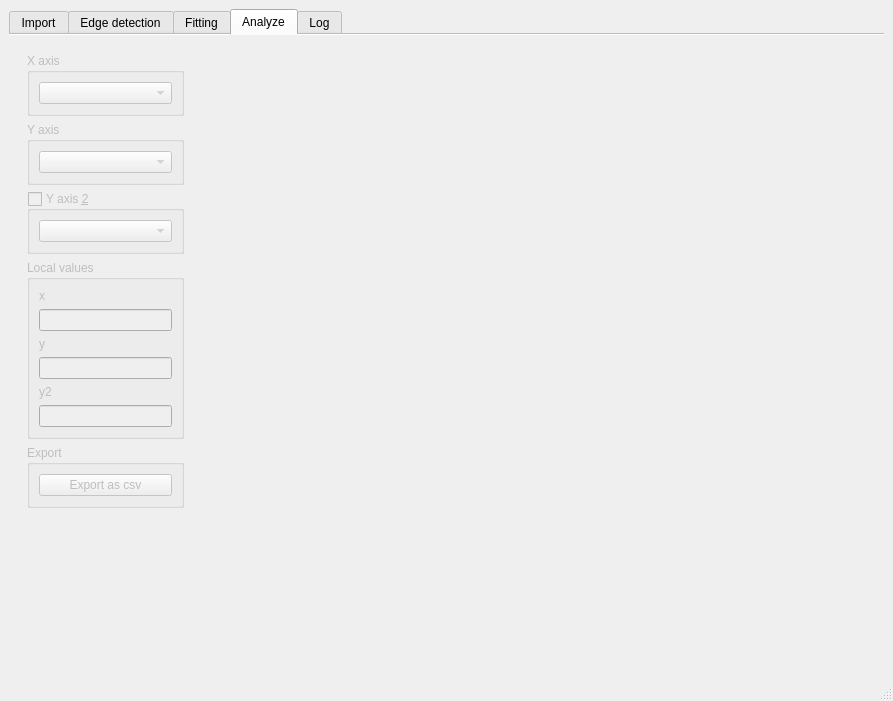
The window that pyDSAqt5/design.ui (galaunay/pyDSA_gui) describes before a commit, drawn with Qt 5.
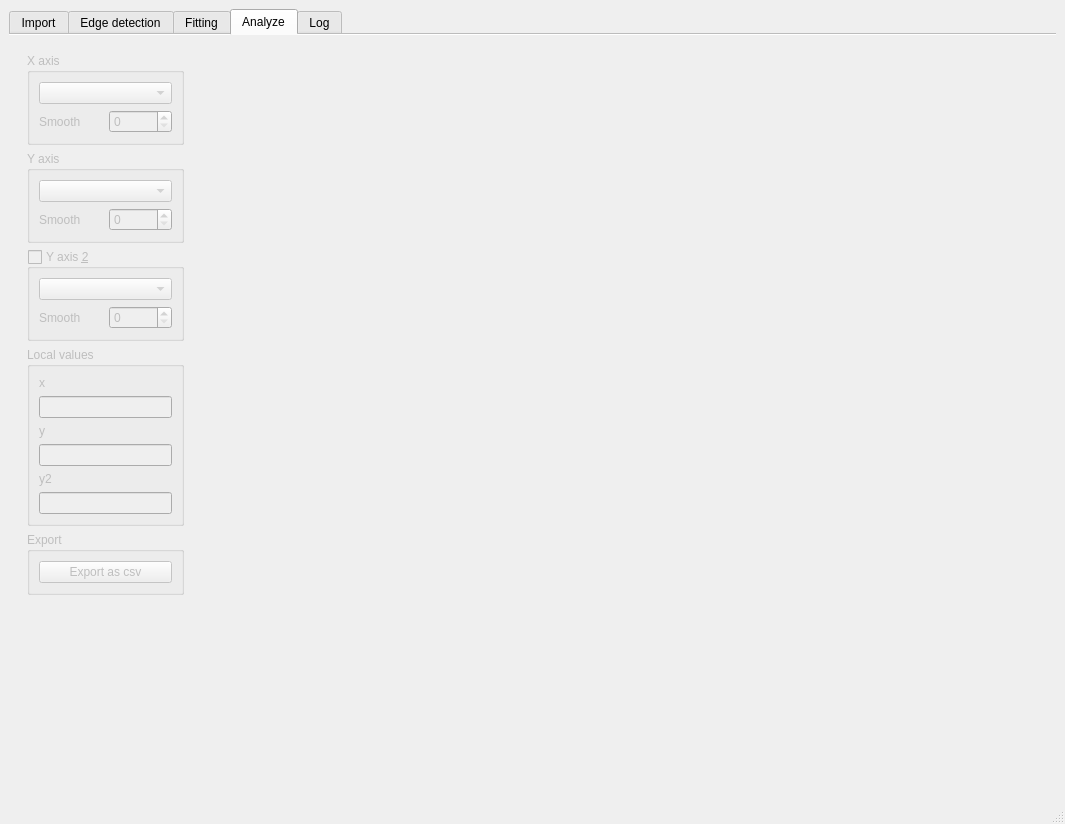
The same window after the commit. The open tabs and pages were chosen to show the change. Custom widgets are drawn as their Qt base class.

Commit message: Add possibility to smooth plottable quantities

What changed in the file:
```diff
--- a/pyDSAqt5/design.ui
+++ b/pyDSAqt5/design.ui
@@ -6,8 +6,8 @@
    <rect>
     <x>0</x>
     <y>0</y>
-    <width>893</width>
-    <height>701</height>
+    <width>1065</width>
+    <height>824</height>
    </rect>
   </property>
   <property name="windowTitle">
@@ -1267,6 +1267,30 @@
                 </property>
                </widget>
               </item>
+              <item>
+               <layout class="QHBoxLayout" name="horizontalLayout_14">
+                <property name="topMargin">
+                 <number>0</number>
+                </property>
+                <item>
+                 <widget class="QLabel" name="label_23">
+                  <property name="text">
+                   <string>Smooth</string>
+                  </property>
+                 </widget>
+                </item>
+                <item>
+                 <widget class="QSpinBox" name="tab4_smoothx">
+                  <property name="maximum">
+                   <number>1000</number>
+                  </property>
+                  <property name="value">
+                   <number>0</number>
+                  </property>
+                 </widget>
+                </item>
+               </layout>
+              </item>
              </layout>
             </widget>
            </item>
@@ -1291,6 +1315,30 @@
               <item>
                <widget class="QComboBox" name="tab4_combo_yaxis"/>
               </item>
+              <item>
+               <layout class="QHBoxLayout" name="horizontalLayout_17">
+                <property name="topMargin">
+                 <number>0</number>
+                </property>
+                <item>
+                 <widget class="QLabel" name="label_24">
+                  <property name="text">
+                   <string>Smooth</string>
+                  </property>
+                 </widget>
+                </item>
+                <item>
+                 <widget class="QSpinBox" name="tab4_smoothy">
+                  <property name="maximum">
+                   <number>1000</number>
+                  </property>
+                  <property name="value">
+                   <number>0</number>
+                  </property>
+                 </widget>
+                </item>
+               </layout>
+              </item>
              </layout>
             </widget>
            </item>
@@ -1315,6 +1363,30 @@
               <item>
                <widget class="QComboBox" name="tab4_combo_yaxis2"/>
               </item>
+              <item>
+               <layout class="QHBoxLayout" name="horizontalLayout_19">
+                <property name="topMargin">
+                 <number>0</number>
+                </property>
+                <item>
+                 <widget class="QLabel" name="label_26">
+                  <property name="text">
+                   <string>Smooth</string>
+                  </property>
+                 </widget>
+                </item>
+                <item>
+                 <widget class="QSpinBox" name="tab4_smoothy2">
+                  <property name="maximum">
+                   <number>1000</number>
+                  </property>
+                  <property name="value">
+                   <number>0</number>
+                  </property>
+                 </widget>
+                </item>
+               </layout>
+              </item>
              </layout>
             </widget>
            </item>
```
Left out of the diff: 258 changed lines with no effect on the pictures. The commit also changes 4 other files.
